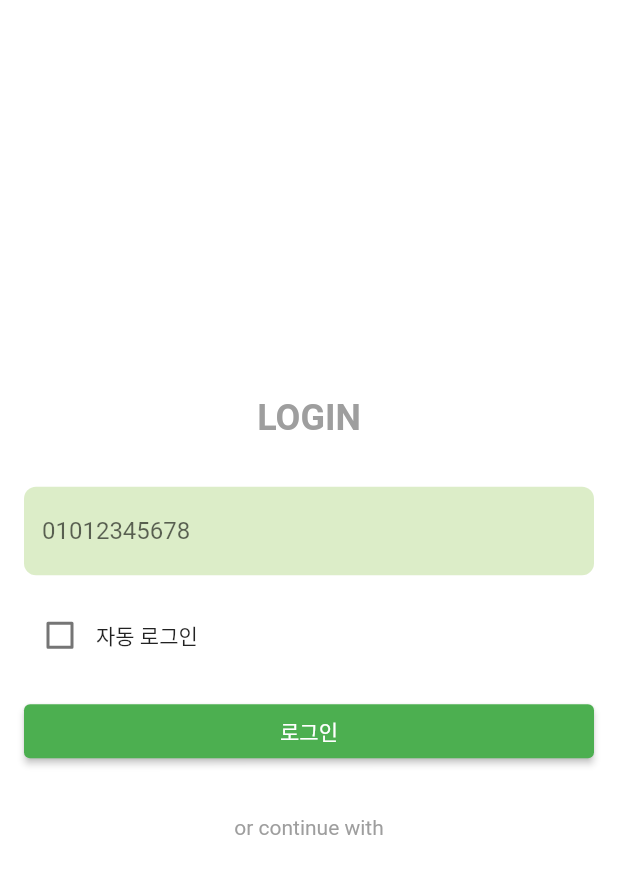
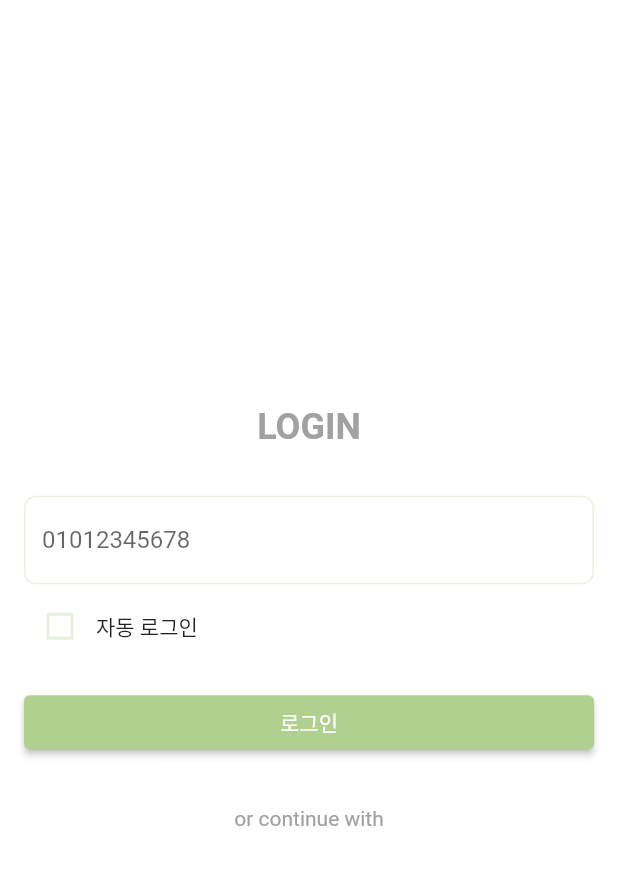
Before and after one commit to safeT-CE/Flutter_main, a Flutter app: the screen it shows after launch, after a tap on "로그인", on a phone screen of 412 x 824 dp. Shown: the top 874 px of the screen. Run offline on Flutter 3.47's test engine with Material 2 defaults, Android fonts, the phone set to English and light mode, and no system bars; our stand-ins replace camera, geolocator, shared_preferences; missing offline and left inert: google_ml_kit, kakao_map_plugin.

Commit message:
💄 Home, Login UI

```diff
--- a/lib/pages/lock_page.dart
+++ b/lib/pages/lock_page.dart
@@ -24,7 +24,7 @@ class LockedPage extends StatelessWidget {
           children: [
             SizedBox(height: 30),
             Image.asset(
-              'assets/image/auth_idcard.png',
+              'assets/image/locked.png',
               width: 200,
             ),
             SizedBox(height: 30),
--- a/lib/pages/login_page.dart
+++ b/lib/pages/login_page.dart
@@ -1,6 +1,7 @@
 import 'package:flutter/material.dart';
 import 'package:shared_preferences/shared_preferences.dart';
 import '../utils/auth_helper.dart';
+import 'package:safet/main.dart';
 
 class LoginPage extends StatefulWidget {
   @override
@@ -27,7 +28,7 @@ class _LoginPageState extends State<LoginPage> {
           mainAxisAlignment: MainAxisAlignment.center,
           crossAxisAlignment: CrossAxisAlignment.stretch,
           children: [
-            //Image.asset('assets/image/logo.png', height: 150),
+            // Image.asset('assets/image/logo.png', height: 150),
             SizedBox(height: 16),
             Text(
               'LOGIN',
@@ -35,42 +36,63 @@ class _LoginPageState extends State<LoginPage> {
               style: TextStyle(
                 fontSize: 24,
                 fontWeight: FontWeight.bold,
-                color: Colors.grey,
+                color: safeTgray,
               ),
             ),
             SizedBox(height: 32),
             TextField(
               controller: _phoneController,
               decoration: InputDecoration(
-                filled: true,
-                fillColor: Colors.lightGreen[100],
                 hintText: '01012345678',
+                filled: false,
                 border: OutlineInputBorder(
                   borderRadius: BorderRadius.circular(8),
-                  borderSide: BorderSide.none,
+                  borderSide: BorderSide(
+                    color: safeTlightgreen, // 테두리 색상 설정
+                  ),
+                ),
+                enabledBorder: OutlineInputBorder(
+                  borderRadius: BorderRadius.circular(8),
+                  borderSide: BorderSide(
+                    color: safeTlightgreen, // 활성 상태의 테두리 색상 설정
+                  ),
+                ),
+                focusedBorder: OutlineInputBorder(
+                  borderRadius: BorderRadius.circular(8),
+                  borderSide: BorderSide(
+                    color: safeTlightgreen, // 포커스 상태의 테두리 색상 설정
+                  ),
                 ),
               ),
               keyboardType: TextInputType.phone,
             ),
-            SizedBox(height: 16),
+            SizedBox(height: 4),
             Row(
               children: [
-                Checkbox(
+                Theme(
+                  data: ThemeData(
+                    unselectedWidgetColor: safeTlightgreen, // 체크되지 않은 상태의 색상 설정
+                  ),
+                  child: Checkbox(
                     value: _autoLogin,
                     onChanged: (value) {
                       setState(() {
                         _autoLogin = value!;
                       });
                     },
+                    activeColor: safeTlightgreen, // 체크된 상태의 색상 설정
+                  ),
                 ),
                 Text('자동 로그인'),
               ],
             ),
             SizedBox(height: 16),
             ElevatedButton(
-              onPressed: _login,
+              onPressed: () {
+                Navigator.pushNamed(context, '/home');
+              },
               style: ElevatedButton.styleFrom(
-                //primary: Colors.lightGreen[100],
+                backgroundColor: safeTgreen,
               ),
               child: Text('로그인'),
             ),
@@ -78,7 +100,7 @@ class _LoginPageState extends State<LoginPage> {
             Text(
               'or continue with',
               textAlign: TextAlign.center,
-              style: TextStyle(color: Colors.grey),
+              style: TextStyle(color: safeTgray),
             ),
             SizedBox(height: 16),
             // Row(
```
Also changed, not shown: lib/pages/home_page.dart (+77 -13 lines). Lines whose indentation alone changed are shown as unchanged.
